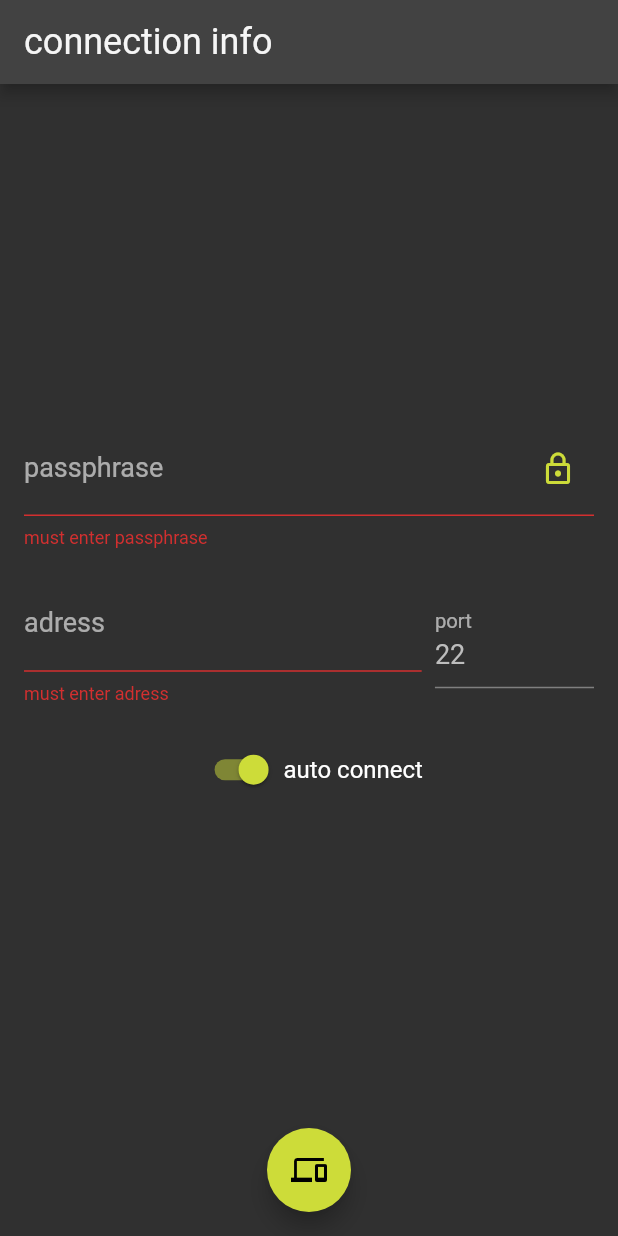
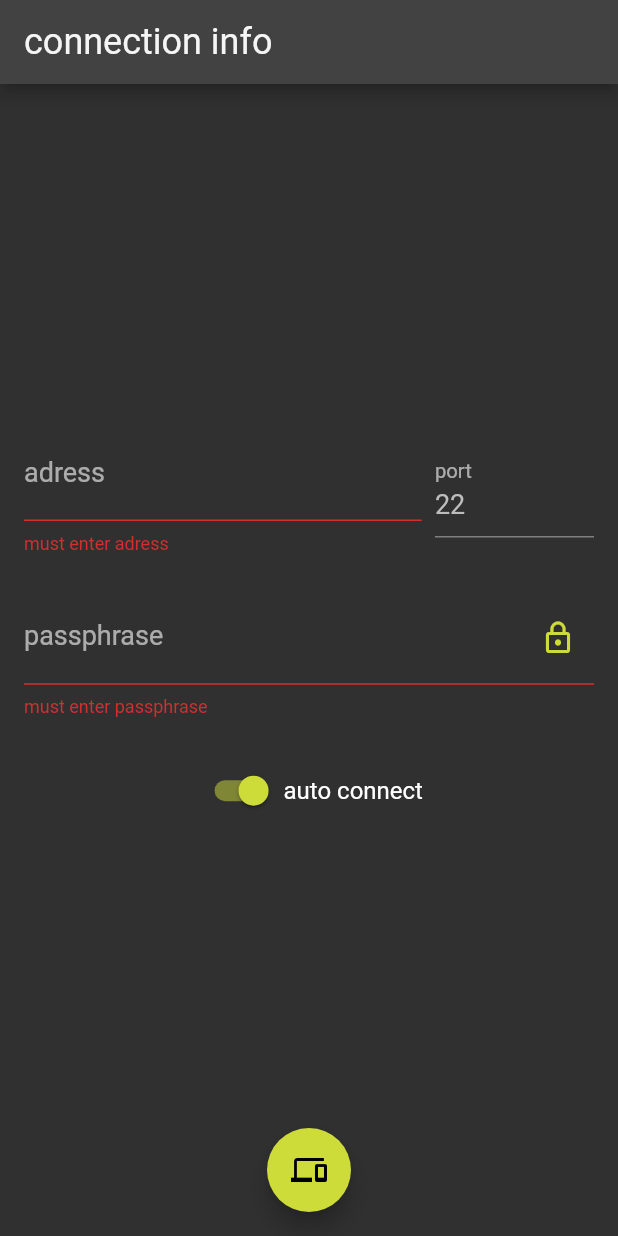
Before and after one commit to bornold/curtains-flutter, a Flutter app: the screen it shows after launch, after a tap on the "phonelink" icon, on a phone screen of 412 x 824 dp. Run offline on Flutter 3.47's test engine with Material 2 defaults, Android fonts, the phone set to English and light mode, and no system bars; our stand-ins replace flutter_secure_storage, rxdart, shared_preferences; missing offline and left inert: ssh.

Commit message:
Change place on adress/port passphrase

```diff
--- a/lib/views/connection.dart
+++ b/lib/views/connection.dart
@@ -82,7 +82,7 @@ class _ConnectionSettingsState extends State<ConnectionSettings> {
             mainAxisAlignment: MainAxisAlignment.center,
             children: <Widget>[
               Spacer(
-                flex: 5,
+                flex: 4,
               ),
               Text(_errorMessage,
                   style: Theme.of(context)
@@ -90,29 +90,7 @@ class _ConnectionSettingsState extends State<ConnectionSettings> {
                       .body1
                       .apply(color: Theme.of(context).errorColor)),
               Spacer(
-                flex: 5,
-              ),
-              TextFormField(
-                validator: (s) {
-                  if (s.isEmpty && _storedPassphrase == null)
-                    return 'must enter passphrase';
-                },
-                obscureText: _hidePassphrase,
-                controller: _passphraseController,
-                decoration: InputDecoration(
-                  hintText: _passwordHintText,
-                  suffixIcon: IconButton(
-                    color: Theme.of(context).accentColor,
-                    icon: Icon(
-                        _hidePassphrase ? Icons.lock_outline : Icons.lock_open),
-                    onPressed: () =>
-                        setState(() => _hidePassphrase = !_hidePassphrase),
-                  ),
-                  labelText: _passwordLabelText,
-                ),
-              ),
-              Spacer(
-                flex: 1,
+                flex: 4,
               ),
               Row(
                 children: <Widget>[
@@ -151,6 +129,28 @@ class _ConnectionSettingsState extends State<ConnectionSettings> {
               Spacer(
                 flex: 1,
               ),
+              TextFormField(
+                validator: (s) {
+                  if (s.isEmpty && _storedPassphrase == null)
+                    return 'must enter passphrase';
+                },
+                obscureText: _hidePassphrase,
+                controller: _passphraseController,
+                decoration: InputDecoration(
+                  hintText: _passwordHintText,
+                  suffixIcon: IconButton(
+                    color: Theme.of(context).accentColor,
+                    icon: Icon(
+                        _hidePassphrase ? Icons.lock_outline : Icons.lock_open),
+                    onPressed: () =>
+                        setState(() => _hidePassphrase = !_hidePassphrase),
+                  ),
+                  labelText: _passwordLabelText,
+                ),
+              ),
+              Spacer(
+                flex: 1,
+              ),
               Row(
                 mainAxisAlignment: MainAxisAlignment.center,
                 children: <Widget>[
@@ -164,7 +164,10 @@ class _ConnectionSettingsState extends State<ConnectionSettings> {
                 ],
               ),
               Spacer(
-                flex: 14,
+                flex: 8,
+              ),
+              Container(
+                height: 60,
               )
             ],
           ),
```
